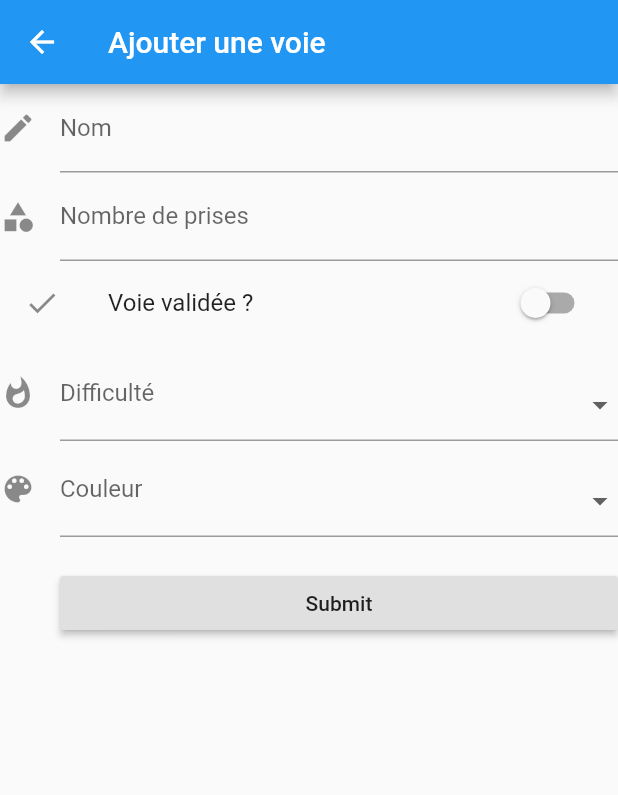
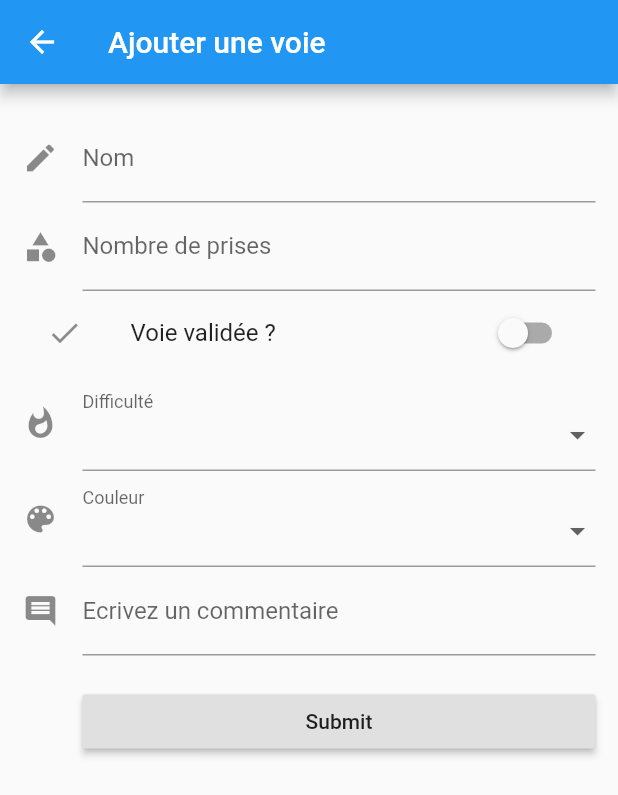
Before and after one commit to RhumUn/projet_tech_uqam, a Flutter app: the AjouterVoieForm screen opened by its route, on a phone screen of 412 x 824 dp. Shown: the top 795 px of the screen. Run offline on Flutter 3.47's test engine with Material 2 defaults, Android fonts, the phone set to English and light mode, and no system bars; our stand-ins replace mvc_pattern, sqflite; accounts and stored records are empty.

Commit message:
Ajout voie formulaire

```diff
--- a/lib/models/bussiness/Voie.dart
+++ b/lib/models/bussiness/Voie.dart
@@ -7,6 +7,7 @@ class Voie {
   String _video;
   String _couleur;
   String _commentaire;
+  String _nom;
   String _image;
   String _typeValidation = "non_validee";
   String _difficulte;
@@ -131,4 +132,14 @@ class Voie {
         break;
     }
   }
+
+  String get nom => _nom;
+
+  set nom(String value) {
+    _nom = value;
+  }
+
+  String genererNom(){
+
+  }
 }
--- a/lib/models/data/VoieData.dart
+++ b/lib/models/data/VoieData.dart
@@ -12,6 +12,7 @@ class VoieData {
   static final String colonneCouleur = "couleur";
   static final String colonneCommentaire = "commentaire";
   static final String colonneImage = "image";
+  static final String colonneNom = "nom";
   static final String colonneFkTypeValidation = "id_TypeValidation";
   static final String colonneFkDifficulte = "id_Difficulte";
   static final String colonneFkVoieParent = "id_Voie";
@@ -26,6 +27,7 @@ class VoieData {
         $colonneEtat              Bool NOT NULL ,
         $colonneVideo             Varchar (150),
         $colonneCouleur           Varchar (50),
+        $colonneNom               Varchar (50),
         $colonneCommentaire       Text,
         $colonneImage             Varchar (150),
         $colonneFkTypeValidation  Integer NOT NULL ,
@@ -80,4 +82,9 @@ class VoieData {
 
     return voieList;
   }
+
+  static Future<int> getLastItemId() async {
+    db = await databaseHelper.database;
+
+  }
 }
--- a/lib/tools/tools.dart
+++ b/lib/tools/tools.dart
@@ -1,5 +1,40 @@
+import 'package:flutter/material.dart';
+
 class Tools{
   static int boolToInt(bool value) {
     return value ? 1 : 0;
   }
+
+  static Color getDifficultyColor(String difficulty) {
+    Color value = Colors.white70;
+    (difficulty == 'V0' || difficulty == 'V1')? value = Colors.green : value = value;
+    (difficulty == 'V2' || difficulty == 'V3')? value = Colors.blue : value = value;
+    (difficulty == 'V4' || difficulty == 'V5')? value = Colors.purple : value = value;
+    (difficulty == 'V6' || difficulty == 'V7')? value = Colors.yellow : value = value;
+    (difficulty == 'V8' || difficulty == 'V9')? value = Colors.red : value = value;
+    (difficulty == 'V10' || difficulty == 'V11' || difficulty == 'V12')? value = Colors.black : value = value;
+
+    return value;
+  }
 }
+
+class ReusableWidgets {
+  static getAppBar(String title) {
+    return AppBar(
+      title: Text(title),
+    );
+  }
+
+  static void showSnackBar(BuildContext context, String message) {
+    final snackBar = SnackBar(content: Text(message));
+    Scaffold.of(context).showSnackBar(snackBar);
+  }
+
+  static Widget getDifficultyTag(String difficulty){
+    return CircleAvatar(
+      backgroundColor:
+      Tools.getDifficultyColor(difficulty),
+      child: Text(difficulty),
+    );
+  }
+}
--- a/lib/views/routes/voie_ajouter.dart
+++ b/lib/views/routes/voie_ajouter.dart
@@ -2,7 +2,6 @@ import 'package:flutter/material.dart';
 import 'package:flutter/services.dart';
 import 'package:flutter_uqam/models/bussiness/Voie.dart';
 import 'package:flutter_uqam/models/data/VoieData.dart';
-import 'package:flutter_uqam/views/home/home.dart';
 import 'package:flutter_uqam/tools/tools.dart';
 
 // Create a Form widget.
@@ -24,6 +23,7 @@ class AjouterVoieFormState extends State<AjouterVoieForm> {
       body: Form(
           key: _formKey,
           child: new ListView(
+            padding: const EdgeInsets.only(left: 15.0, top: 20.0, right: 15.0),
             children: getFormWidget(),
           )),
     );
@@ -31,7 +31,7 @@ class AjouterVoieFormState extends State<AjouterVoieForm> {
 
   List<Widget> getFormWidget() {
     List<Widget> formWidget = new List();
-    List<String> _colors = <String>['', 'red', 'green', 'blue', 'orange'];
+    List<String> _colors = <String>['', 'Rouge', 'Vert', 'Bleu', 'Orange'];
     List<String> _difficuties = <String>[
       '',
       'V0',
@@ -39,6 +39,7 @@ class AjouterVoieFormState extends State<AjouterVoieForm> {
       'V2',
       'V3',
       'V4',
+      'V5',
       'V6',
       'V7',
       'V8',
@@ -46,8 +47,6 @@ class AjouterVoieFormState extends State<AjouterVoieForm> {
       'V10',
       'V11'
     ];
-
-    String _color = '';
 
     formWidget.add(new TextFormField(
       decoration: const InputDecoration(
@@ -60,7 +59,7 @@ class AjouterVoieFormState extends State<AjouterVoieForm> {
     formWidget.add(new TextFormField(
       decoration: const InputDecoration(
         icon: const Icon(Icons.category),
-        hintText: 'Enter le nombre de prises',
+        hintText: 'Entrez le nombre de prises',
         labelText: 'Nombre de prises',
       ),
       keyboardType: TextInputType.datetime,
@@ -80,7 +79,6 @@ class AjouterVoieFormState extends State<AjouterVoieForm> {
             icon: const Icon(Icons.whatshot),
             labelText: 'Difficulté',
           ),
-          isEmpty: _color == '',
           child: new DropdownButtonHideUnderline(
             child: new DropdownButton(
               value: voie.difficulte,
@@ -95,7 +93,7 @@ class AjouterVoieFormState extends State<AjouterVoieForm> {
               items: _difficuties.map((String value) {
                 return new DropdownMenuItem(
                   value: value,
-                  child: new Text(value),
+                  child: ReusableWidgets.getDifficultyTag(value),
                 );
               }).toList(),
             ),
@@ -111,14 +109,12 @@ class AjouterVoieFormState extends State<AjouterVoieForm> {
             icon: const Icon(Icons.color_lens),
             labelText: 'Couleur',
           ),
-          isEmpty: _color == '',
           child: new DropdownButtonHideUnderline(
             child: new DropdownButton(
-              value: _color,
+              value: voie.couleur,
               isDense: true,
               onChanged: (String newValue) {
                 setState(() {
-                  //newContact.favoriteColor = newValue;
                   voie.couleur = newValue;
                   state.didChange(newValue);
                 });
@@ -135,6 +131,12 @@ class AjouterVoieFormState extends State<AjouterVoieForm> {
       },
     ));
 
+    formWidget.add(new TextFormField(
+      keyboardType: TextInputType.multiline,
+      decoration: InputDecoration(
+          icon: const Icon(Icons.comment), labelText: 'Ecrivez un commentaire'),
+    ));
+
     formWidget.add(new Container(
         padding: const EdgeInsets.only(left: 40.0, top: 20.0),
         child: new RaisedButton(
@@ -147,4 +149,9 @@ class AjouterVoieFormState extends State<AjouterVoieForm> {
 
     return formWidget;
   }
+
+  List<Widget> getDifficultyTagList(List<String> _difficuties) {
+    _difficuties
+        .forEach((difficulty) => ReusableWidgets.getDifficultyTag(difficulty));
+  }
 }
```
Also changed, not shown: lib/views/home/home.dart (+0 -8 lines), lib/views/routes/voie_liste.dart (+18 -65 lines).
